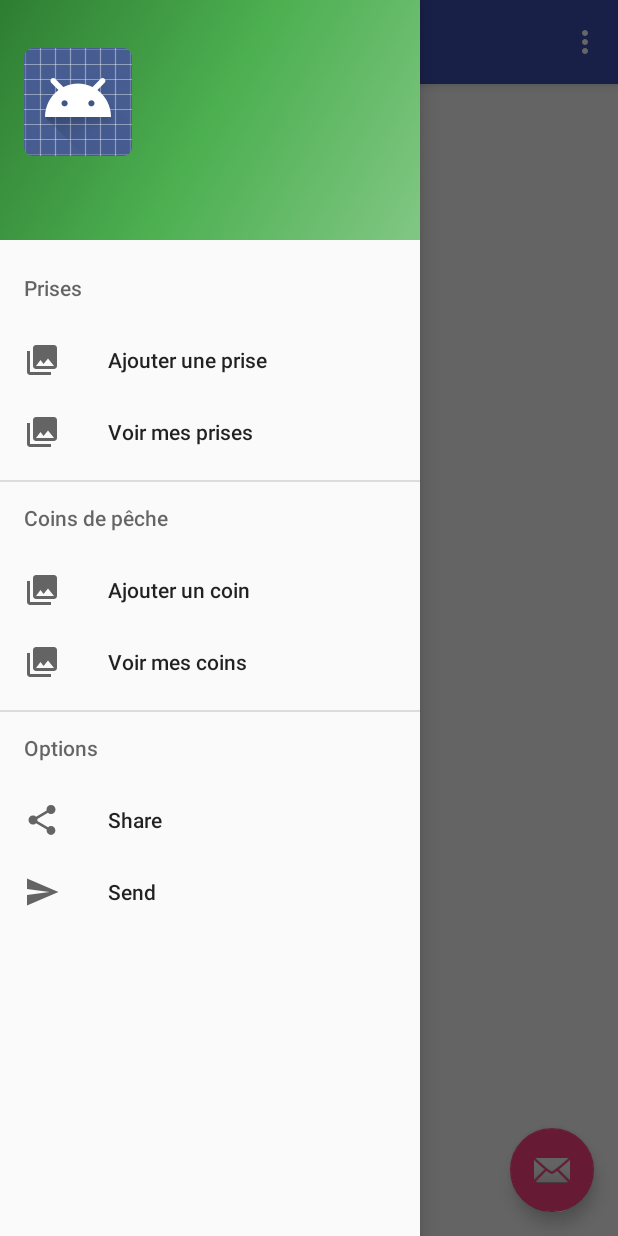
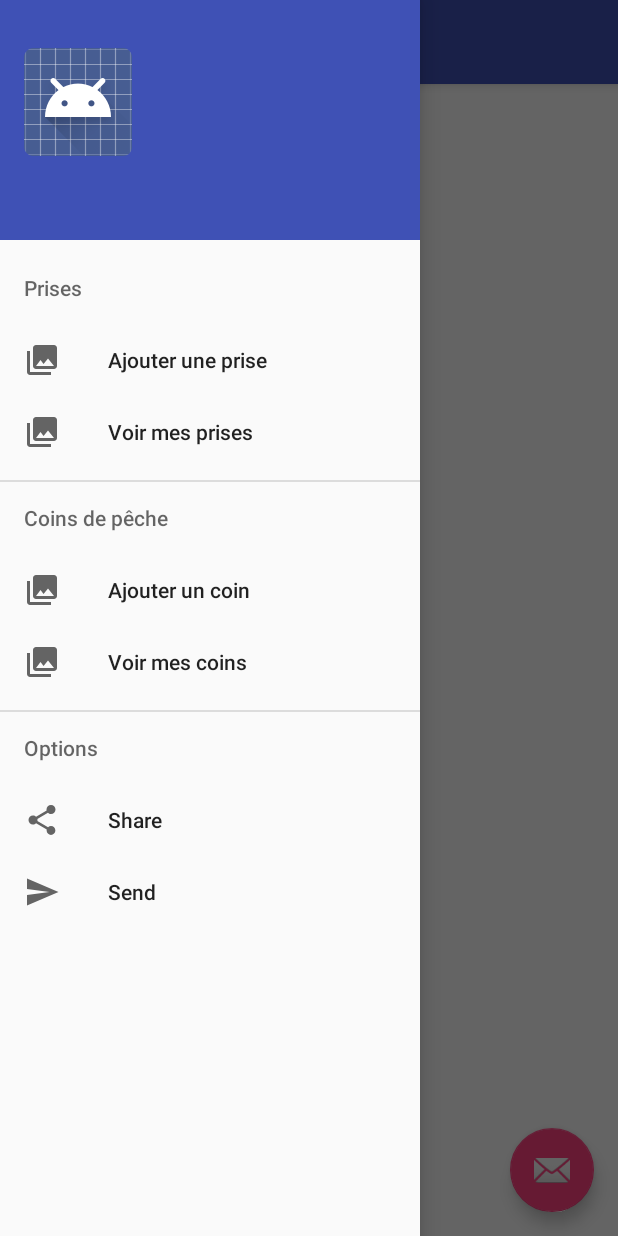
Before and after one commit to Aasgard/CarnetDePecheV2, an Android app: the HomePage screen opened directly, with no data from a screen before it, with the side drawer open, on a phone screen of 412 x 824 dp. Run offline under Robolectric (Android 15) with nearby library versions, the phone set to English and light mode, and no system bars; our stand-ins replace Firebase (no records; nobody signed in at launch, a user with empty details on screens opened directly).

Commit message:
Fix map 50%

```diff
--- a/app/src/main/java/carnetdepeche/istic/com/carnetdepeche/HomePage.java
+++ b/app/src/main/java/carnetdepeche/istic/com/carnetdepeche/HomePage.java
@@ -85,23 +85,11 @@ public class HomePage extends AppCompatActivity implements NavigationView.OnNavi
     }
 
     @Override
-    public boolean onCreateOptionsMenu(Menu menu) {
-        // Inflate the menu; this adds items to the action bar if it is present.
-        getMenuInflater().inflate(R.menu.home_page, menu);
-        return true;
-    }
-
-    @Override
     public boolean onOptionsItemSelected(MenuItem item) {
         // Handle action bar item clicks here. The action bar will
         // automatically handle clicks on the Home/Up button, so long
         // as you specify a parent activity in AndroidManifest.xml.
         int id = item.getItemId();
-
-        //noinspection SimplifiableIfStatement
-        if (id == R.id.action_settings) {
-            return true;
-        }
 
         return super.onOptionsItemSelected(item);
     }
--- a/app/src/main/java/carnetdepeche/istic/com/carnetdepeche/Login.java
+++ b/app/src/main/java/carnetdepeche/istic/com/carnetdepeche/Login.java
@@ -87,6 +87,11 @@ public class Login extends AppCompatActivity implements GoogleApiClient.OnConnec
                 Toast.makeText(this, "Connecté : " + account.getId().toString(), Toast.LENGTH_SHORT).show();
                 firebaseAuthWithGoogle(account);
                 Intent i = new Intent(this, HomePage.class);
+                try {
+                    Thread.sleep(1000);
+                } catch (InterruptedException e) {
+                    e.printStackTrace();
+                }
                 startActivity(i);
             } else {
                 Toast.makeText(this, "Erreur [onActivityResult fail]", Toast.LENGTH_SHORT).show();
--- a/app/src/main/res/drawable/side_nav_bar.xml
+++ b/app/src/main/res/drawable/side_nav_bar.xml
@@ -2,8 +2,8 @@
     android:shape="rectangle">
     <gradient
         android:angle="135"
-        android:centerColor="#4CAF50"
-        android:endColor="#2E7D32"
-        android:startColor="#81C784"
+        android:centerColor="@color/colorPrimary"
+        android:endColor="@color/colorPrimary"
+        android:startColor="@color/colorPrimary"
         android:type="linear" />
 </shape>
--- a/app/src/main/res/menu/home_page.xml
+++ /dev/null
@@ -1,9 +0,0 @@
-<?xml version="1.0" encoding="utf-8"?>
-<menu xmlns:android="http://schemas.android.com/apk/res/android"
-    xmlns:app="http://schemas.android.com/apk/res-auto">
-    <item
-        android:id="@+id/action_settings"
-        android:orderInCategory="100"
-        android:title="@string/action_settings"
-        app:showAsAction="never" />
-</menu>
--- a/app/src/main/res/values-w820dp/dimens.xml
+++ /dev/null
@@ -1,6 +0,0 @@
-<resources>
-    <!-- Example customization of dimensions originally defined in res/values/dimens.xml
-         (such as screen margins) for screens with more than 820dp of available width. This
-         would include 7" and 10" devices in landscape (~960dp and ~1280dp respectively). -->
-    <dimen name="activity_horizontal_margin">64dp</dimen>
-</resources>
```
Also changed, not shown: app/src/main/AndroidManifest.xml (+7 -13 lines), app/src/main/java/carnetdepeche/istic/com/carnetdepeche/AddPlace.java (+16 -6 lines), app/src/main/res/layout/activity_test.xml (+14 -4 lines).
